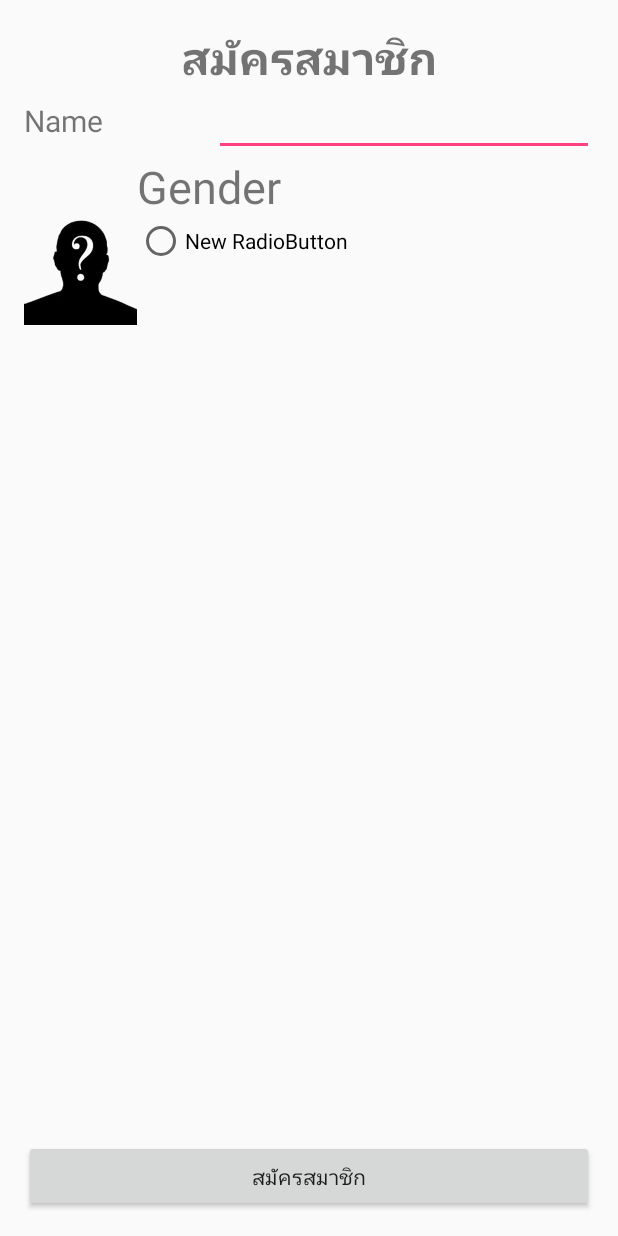
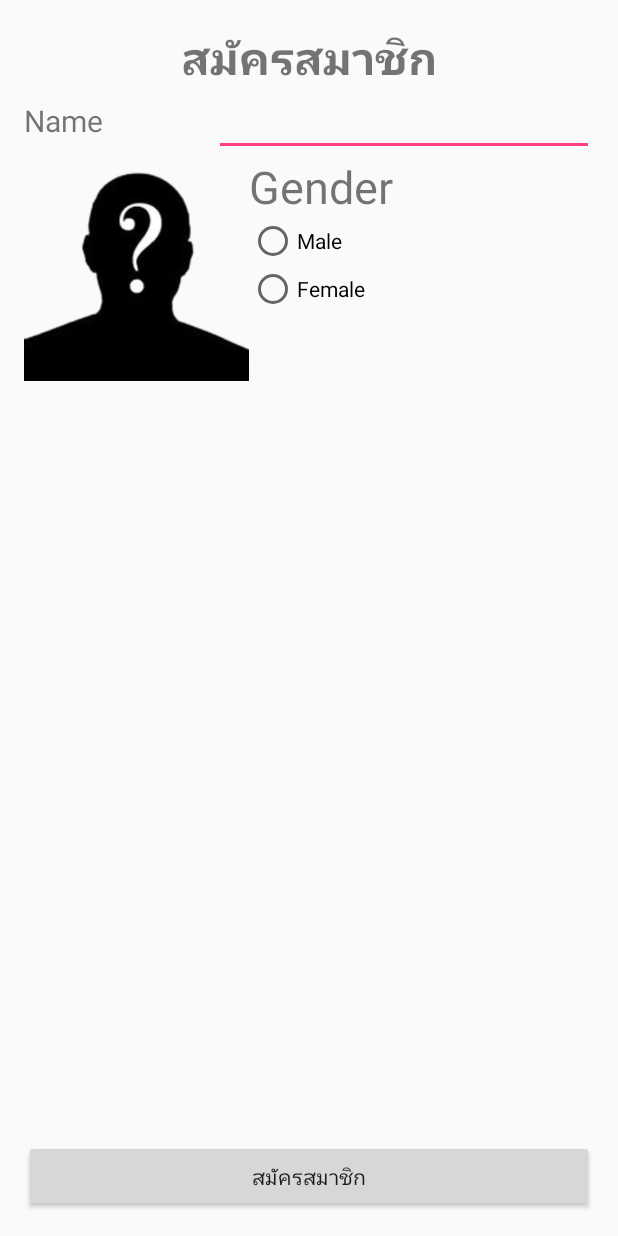
Before and after one commit to NLGRF/MyApplication, an Android app: the SignUpActivity screen opened directly, with no data from a screen before it, on a phone screen of 412 x 824 dp. Run offline under Robolectric (Android 15) with nearby library versions, the phone set to English and light mode, and no system bars.

Commit message:
End Day 1st(next)

```diff
--- a/app/src/main/res/layout/activity_sign_up.xml
+++ b/app/src/main/res/layout/activity_sign_up.xml
@@ -62,14 +62,12 @@
                 android:layout_width="@dimen/icon"
                 android:layout_height="@dimen/icon"
                 android:id="@+id/imageView"
-                android:src="@drawable/question_man"
-                android:layout_weight="1" />
+                android:src="@drawable/question_man" />
 
             <LinearLayout
                 android:orientation="vertical"
                 android:layout_width="match_parent"
-                android:layout_height="match_parent"
-                android:layout_weight="1">
+                android:layout_height="match_parent">
 
                 <TextView
                     android:layout_width="wrap_content"
@@ -86,8 +84,14 @@
                     <RadioButton
                         android:layout_width="wrap_content"
                         android:layout_height="wrap_content"
-                        android:text="New RadioButton"
+                        android:text="Male"
                         android:id="@+id/radioButton" />
+
+                    <RadioButton
+                        android:layout_width="wrap_content"
+                        android:layout_height="wrap_content"
+                        android:text="Female"
+                        android:id="@+id/radioButton2" />
                 </RadioGroup>
             </LinearLayout>
         </LinearLayout>
```
